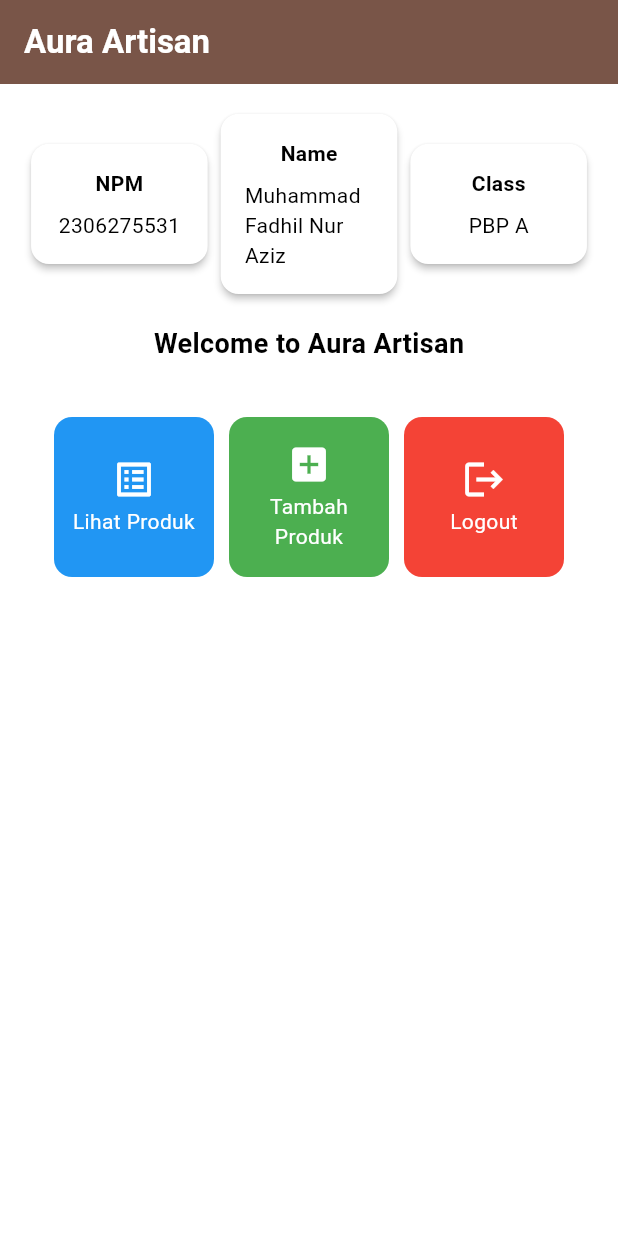
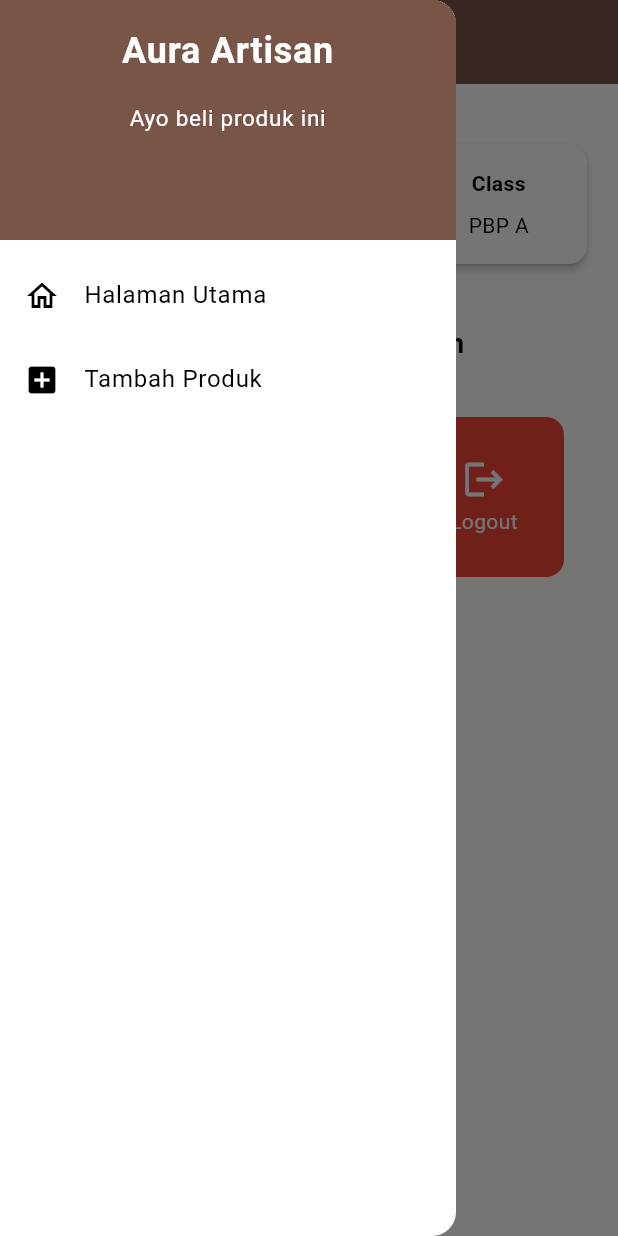
Before and after one commit to FadhilNurA/AuraArtisanMob, a Flutter app: the screen it shows after launch, with the side drawer open (before the commit the screen has no drawer), on a phone screen of 412 x 824 dp. Run offline on Flutter 3.47's test engine with Material 3 defaults, Android fonts, the phone set to English and light mode, and no system bars.

Commit message:
menyelesaikan tugas 2 mobile (8)

```diff
--- a/lib/main.dart
+++ b/lib/main.dart
@@ -1,5 +1,5 @@
 import 'package:flutter/material.dart';
-import 'package:aura_artisan/menu.dart';
+import 'package:aura_artisan/screens/menu.dart';
 
 void main() {
   runApp(const MyApp());
--- a/lib/menu.dart
+++ b/lib/screens/menu.dart
@@ -1,3 +1,4 @@
+import 'package:aura_artisan/widgets/left_drawer.dart';
 import 'package:flutter/material.dart';
 
 void main() {
@@ -44,6 +45,7 @@ class MyHomePage extends StatelessWidget {
         ),
         backgroundColor: Theme.of(context).colorScheme.primary,
       ),
+      drawer: const LeftDrawer(),
       body: Padding(
         padding: const EdgeInsets.all(16.0),
         child: Column(
--- /dev/null
+++ b/lib/widgets/left_drawer.dart
@@ -0,0 +1,71 @@
+import 'package:flutter/material.dart';
+import 'package:aura_artisan/screens/menu.dart';
+import 'package:aura_artisan/screens/productentry_form.dart';
+
+class LeftDrawer extends StatelessWidget {
+  const LeftDrawer({super.key});
+
+  @override
+  Widget build(BuildContext context) {
+    return Drawer(
+      child: ListView(
+        children: [
+          DrawerHeader(
+            decoration: BoxDecoration(
+              color: Theme.of(context).colorScheme.primary,
+            ),
+            child: const Column(
+              children: [
+                Text(
+                  'Aura Artisan',
+                  textAlign: TextAlign.center,
+                  style: TextStyle(
+                    fontSize: 24,
+                    fontWeight: FontWeight.bold,
+                    color: Colors.white,
+                  ),
+                ),
+                Padding(padding: EdgeInsets.all(8)),
+                Text(
+                  "Ayo beli produk ini",
+                  textAlign: TextAlign.center,
+                  style: TextStyle(
+                    fontSize: 15,
+                    fontWeight: FontWeight.normal,
+                    color: Colors.white,
+                  ),
+                ),
+              ],
+            ),
+          ),
+          ListTile(
+            leading: const Icon(Icons.home_outlined),
+            title: const Text('Halaman Utama'),
+            // Bagian redirection ke MyHomePage
+            onTap: () {
+              Navigator.pushReplacement(
+                context,
+                MaterialPageRoute(
+                  builder: (context) => MyHomePage(),
+                ),
+              );
+            },
+          ),
+          ListTile(
+            leading: const Icon(Icons.add_box),
+            title: const Text('Tambah Produk'),
+            // Bagian redirection ke ProductEntryFormPage
+            onTap: () {
+              Navigator.pushReplacement(
+                context,
+                MaterialPageRoute(
+                  builder: (context) => const ProductEntryFormPage(),
+                ),
+              );
+            },
+          ),
+        ],
+      ),
+    );
+  }
+}
```
Also changed, not shown: lib/screens/productentry_form.dart (added, +165 -0 lines), lib/widgets/product_card.dart (added, +72 -0 lines), 1 other file.
